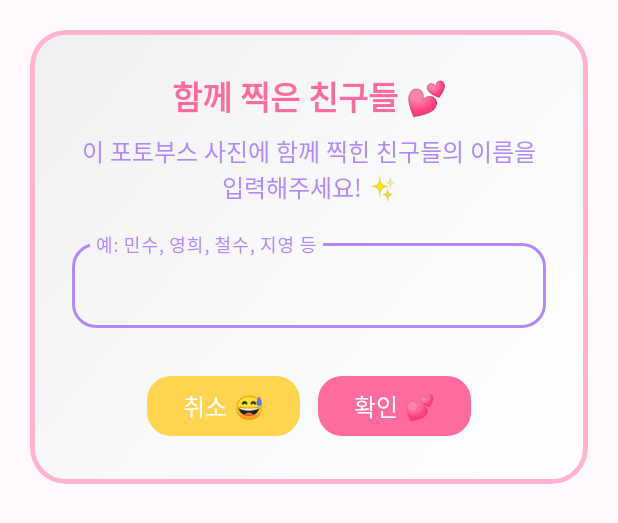
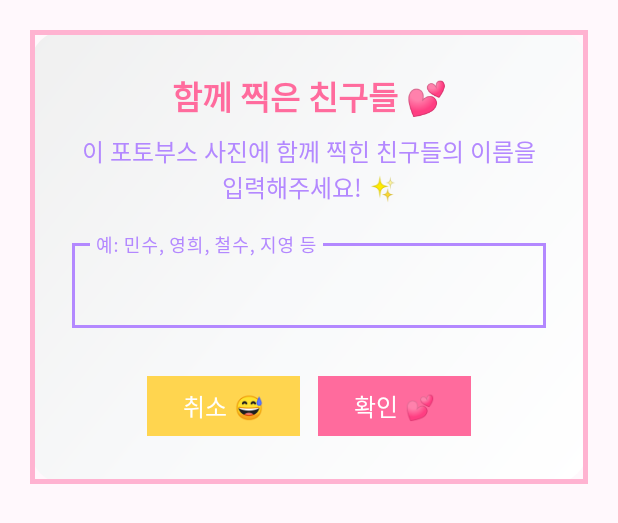
Before and after one commit to nothinking/nemonemo, an Android app: the layout dialog_tag_input.xml on its own in the app's theme, with its tools: preview values and no code run, on a phone screen of 412 x 824 dp. Shown: the top 523 px of the screen. Run offline under Robolectric (Android 15) with nearby library versions, the phone set to English and light mode, and no system bars.

Commit message:
태그입력 다이얼로그 각지게

```diff
--- a/app/src/main/res/layout/dialog_tag_input.xml
+++ b/app/src/main/res/layout/dialog_tag_input.xml
@@ -4,7 +4,7 @@
     android:layout_width="match_parent"
     android:layout_height="wrap_content"
     android:layout_margin="20dp"
-    app:cardCornerRadius="24dp"
+    app:cardCornerRadius="0dp"
     app:cardElevation="0dp"
     app:strokeWidth="3dp"
     app:strokeColor="@color/pink_light">
@@ -40,10 +40,10 @@
             android:layout_height="wrap_content"
             android:layout_marginBottom="28dp"
             android:hint="@string/tag_input_hint"
-            app:boxCornerRadiusTopStart="16dp"
-            app:boxCornerRadiusTopEnd="16dp"
-            app:boxCornerRadiusBottomStart="16dp"
-            app:boxCornerRadiusBottomEnd="16dp"
+            app:boxCornerRadiusTopStart="0dp"
+            app:boxCornerRadiusTopEnd="0dp"
+            app:boxCornerRadiusBottomStart="0dp"
+            app:boxCornerRadiusBottomEnd="0dp"
             app:boxStrokeColor="@color/purple_primary"
             app:hintTextColor="@color/purple_primary"
             style="@style/Widget.Material3.TextInputLayout.OutlinedBox">
@@ -71,7 +71,7 @@
                 android:text="취소 😅"
                 android:textSize="16sp"
                 android:layout_marginEnd="12dp"
-                app:cornerRadius="16dp"
+                app:cornerRadius="0dp"
                 app:backgroundTint="@color/yellow_primary"
                 android:textColor="@color/white" />
 
@@ -81,7 +81,7 @@
                 android:layout_height="wrap_content"
                 android:text="확인 💕"
                 android:textSize="16sp"
-                app:cornerRadius="16dp"
+                app:cornerRadius="0dp"
                 app:backgroundTint="@color/pink_primary"
                 android:textColor="@color/white" />
 
```
